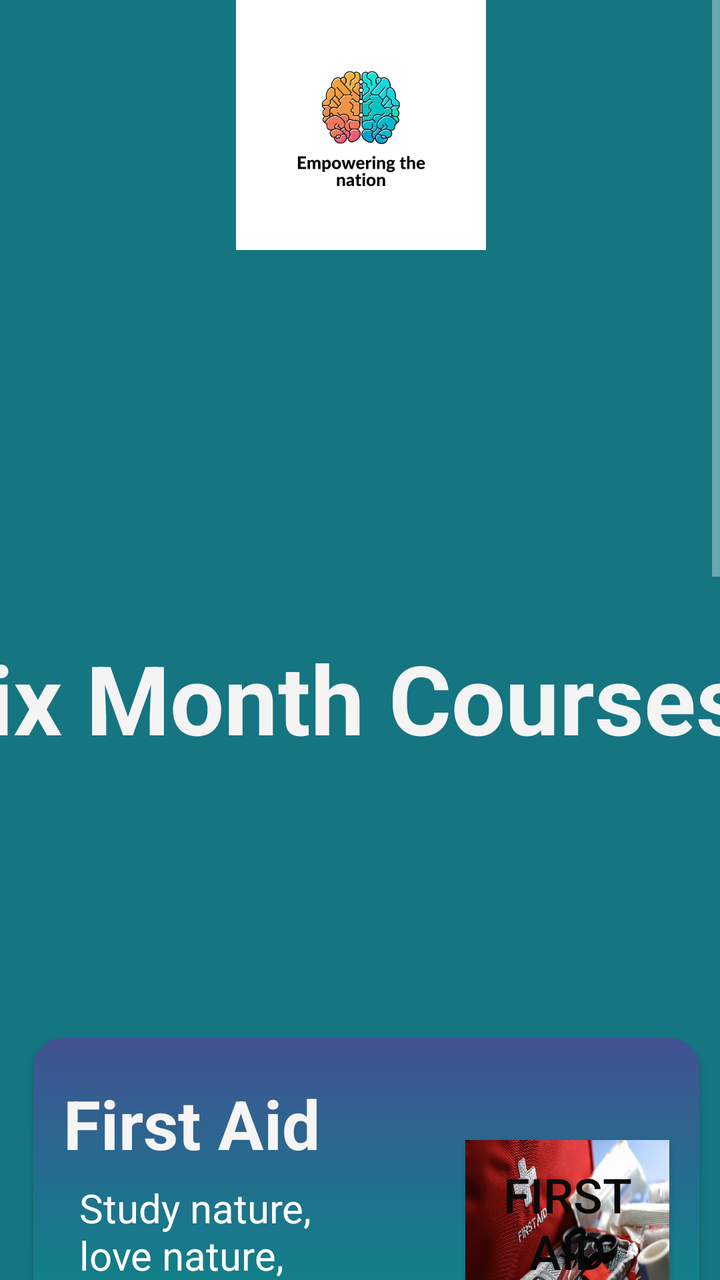
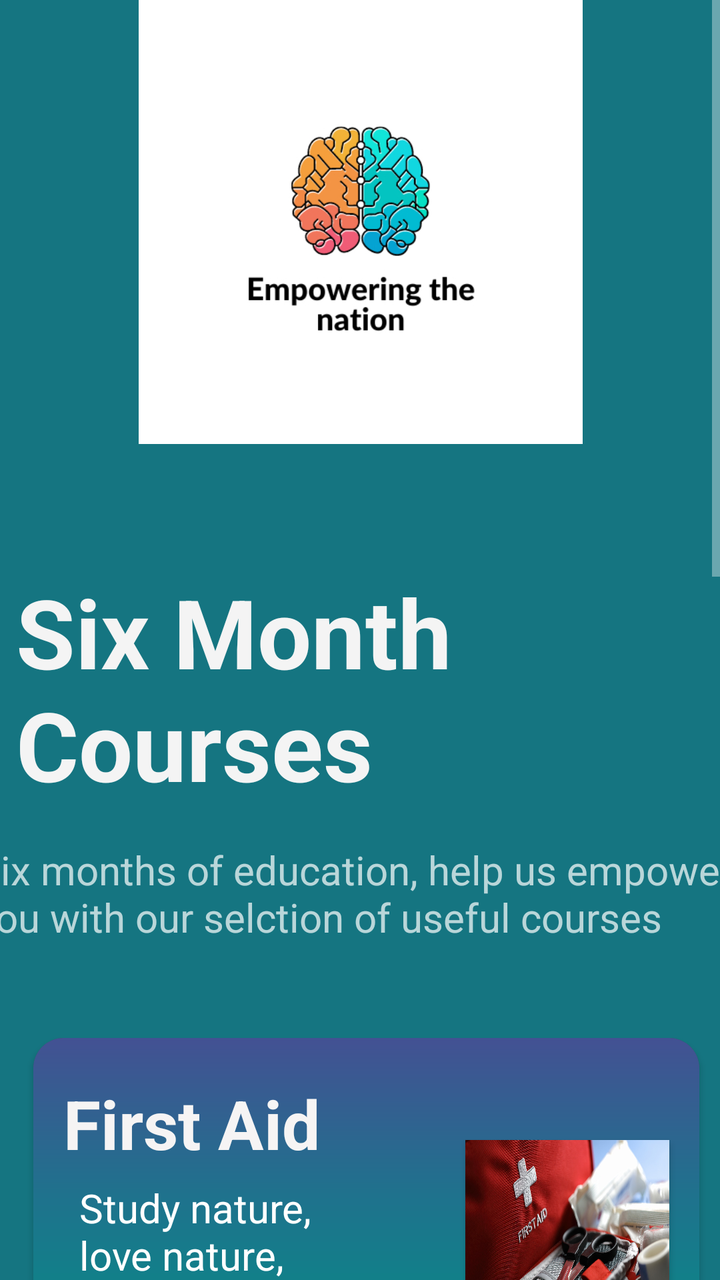

Screens rendered from an Android XML layout before and after an edit, with the pre-edit source and the edit as a unified diff.
<!-- AndroidManifest.xml: application theme Theme.AppCompat -->
<!-- res/layout/fragment_six_month_courses.xml -->
<?xml version="1.0" encoding="utf-8"?>
<ScrollView xmlns:android="http://schemas.android.com/apk/res/android"
    xmlns:app="http://schemas.android.com/apk/res-auto"
    xmlns:tools="http://schemas.android.com/tools"
    android:id="@+id/ScrollViewMonths"
    android:layout_width="match_parent"
    android:layout_height="match_parent">

    <FrameLayout
        android:layout_width="match_parent"
        android:layout_height="match_parent"
        android:background="#157581">

        <androidx.constraintlayout.widget.ConstraintLayout
            android:layout_width="match_parent"
            android:layout_height="1420dp"
            android:background="#157581"
            tools:context=".SixMonthCoursesFragment">


            <TextView
                android:id="@+id/textView"
                android:layout_width="413dp"
                android:layout_height="122dp"
                android:background="#157581"
                android:text="Six Month Courses"
                android:textColor="#F4F4F4"
                android:textSize="48sp"
                android:textStyle="bold"
                app:layout_constraintBottom_toBottomOf="parent"
                app:layout_constraintEnd_toEndOf="parent"
                app:layout_constraintHorizontal_bias="0.683"
                app:layout_constraintStart_toStartOf="parent"
                app:layout_constraintTop_toTopOf="parent"
                app:layout_constraintVertical_bias="0.244" />

            <ImageView
                android:id="@+id/imageView"
                android:layout_width="427dp"
                android:layout_height="125dp"
                app:layout_constraintEnd_toEndOf="parent"
                app:layout_constraintStart_toStartOf="parent"
                app:layout_constraintTop_toTopOf="parent"
                app:srcCompat="@drawable/thumbnail_img_7280" />


            <androidx.cardview.widget.CardView
                android:id="@+id/cardView"
                android:layout_width="333dp"
                android:layout_height="157dp"
                app:cardCornerRadius="15dp"
                app:cardPreventCornerOverlap="true"
                app:layout_constraintBottom_toBottomOf="parent"
                app:layout_constraintEnd_toEndOf="parent"
                app:layout_constraintHorizontal_bias="0.636"
                app:layout_constraintStart_toStartOf="parent"
                app:layout_constraintTop_toTopOf="parent"
                app:layout_constraintVertical_bias="0.792">


                <RelativeLayout
                    android:id="@+id/relativeLayout"
                    android:layout_width="match_parent"
                    android:layout_height="match_parent"
                    android:background="@drawable/grasient_drawable"
                    android:minHeight="100dp"
                    android:padding="10dp"
                    app:layout_constraintEnd_toEndOf="@+id/cardView"
                    app:layout_constraintStart_toStartOf="@+id/cardView"
                    app:layout_constraintTop_toTopOf="@+id/cardView">

                    <TextView
                        android:id="@+id/textViewSub1Title"
                        android:layout_width="270dp"
                        android:layout_height="70dp"
                        android:layout_alignParentStart="true"
                        android:layout_alignParentEnd="true"
                        android:layout_marginStart="5dp"
                        android:layout_marginEnd="107dp"
                        android:text="Life Skills"
                        android:textColor="#F6F4F4"
                        android:textSize="34sp"
                        android:textStyle="bold" />

                    <TextView
                        android:layout_width="168dp"
                        android:layout_height="83dp"
                        android:layout_below="@id/textViewSub1Title"
                        android:layout_alignParentStart="true"
                        android:layout_alignParentEnd="true"
                        android:layout_alignParentBottom="true"
                        android:layout_marginStart="4dp"
                        android:layout_marginTop="-7dp"
                        android:layout_marginEnd="151dp"
                        android:layout_marginBottom="0dp"
                        android:text="Study nature, love nature,\nclose to nature"
                        android:textColor="#FFFFFF"
                        android:textSize="20sp" />

                    <Button
                        android:id="@+id/button"
                        android:layout_width="112dp"
                        android:layout_height="104dp"
                        android:layout_alignParentStart="true"
                        android:layout_alignParentTop="true"
                        android:layout_alignParentEnd="true"
                        android:layout_alignParentBottom="true"
                        android:layout_marginStart="210dp"
                        android:layout_marginTop="28dp"
                        android:layout_marginEnd="1dp"
                        android:layout_marginBottom="15dp"
                        android:background="@drawable/img_7273"
                        android:text="Life Skills"
                        android:textColor="#090909"
                        android:textSize="24sp" />

                </RelativeLayout>


            </androidx.cardview.widget.CardView>

            <androidx.cardview.widget.CardView
                android:id="@+id/cardView2"
                android:layout_width="333dp"
                android:layout_height="157dp"
                app:cardCornerRadius="15dp"
                app:cardPreventCornerOverlap="true"
                app:layout_constraintBottom_toBottomOf="parent"
                app:layout_constraintEnd_toEndOf="parent"
                app:layout_constraintHorizontal_bias="0.627"
                app:layout_constraintStart_toStartOf="parent"
                app:layout_constraintTop_toTopOf="parent"
                app:layout_constraintVertical_bias="0.607">

                <RelativeLayout
                    android:id="@+id/relativeLayout2"
                    android:layout_width="match_parent"
                    android:layout_height="match_parent"
                    android:background="@drawable/grasient_drawable"
                    android:minHeight="100dp"
                    android:padding="10dp"
                    app:layout_constraintEnd_toEndOf="@+id/cardView2"
                    app:layout_constraintStart_toStartOf="@+id/cardView2"
                    app:layout_constraintTop_toTopOf="@+id/cardView">

                    <TextView
                        android:id="@+id/textViewSub1Title2"
                        android:layout_width="246dp"
                        android:layout_height="64dp"
                        android:layout_alignParentStart="true"
                        android:layout_alignParentEnd="true"
                        android:layout_marginStart="5dp"
                        android:layout_marginEnd="145dp"
                        android:text="Sewing"
                        android:textColor="#F6F4F4"
                        android:textSize="34sp"
                        android:textStyle="bold" />

                    <TextView
                        android:layout_width="150dp"
                        android:layout_height="99dp"
                        android:layout_below="@id/textViewSub1Title2"
                        android:layout_alignParentStart="true"
                        android:layout_alignParentEnd="true"
                        android:layout_alignParentBottom="true"
                        android:layout_marginStart="8dp"
                        android:layout_marginTop="0dp"
                        android:layout_marginEnd="160dp"
                        android:layout_marginBottom="0dp"
                        android:text="Study nature, love nature,\nclose to nature"
                        android:textColor="#FFFFFF"
                        android:textSize="20sp" />

                    <Button
                        android:id="@+id/button9"
                        android:layout_width="106dp"
                        android:layout_height="104dp"
                        android:layout_alignParentTop="true"
                        android:layout_alignParentEnd="true"
                        android:layout_alignParentBottom="true"
                        android:layout_marginTop="33dp"
                        android:layout_marginEnd="10dp"
                        android:layout_marginBottom="10dp"
                        android:background="@drawable/img_7272"
                        android:text="Sewing"
                        android:textColor="#090909"
                        android:textSize="24sp" />


                </RelativeLayout>


            </androidx.cardview.widget.CardView>

            <androidx.cardview.widget.CardView
                android:id="@+id/cardView3"
                android:layout_width="333dp"
                android:layout_height="157dp"
                app:cardCornerRadius="15dp"
                app:cardPreventCornerOverlap="true"
                app:layout_constraintBottom_toBottomOf="parent"
                app:layout_constraintEnd_toEndOf="parent"
                app:layout_constraintHorizontal_bias="0.62"
                app:layout_constraintStart_toStartOf="parent"
                app:layout_constraintTop_toTopOf="parent"
                app:layout_constraintVertical_bias="0.411">

                <RelativeLayout
                    android:id="@+id/relativeLayout3"
                    android:layout_width="match_parent"
                    android:layout_height="match_parent"
                    android:background="@drawable/grasient_drawable"
                    android:minHeight="100dp"
                    android:padding="10dp"
                    app:layout_constraintEnd_toEndOf="@+id/cardView3"
                    app:layout_constraintStart_toStartOf="@+id/cardView3"
                    app:layout_constraintTop_toTopOf="@+id/cardView3">

                    <TextView
                        android:id="@+id/textViewSub1Title3"
                        android:layout_width="249dp"
                        android:layout_height="68dp"
                        android:layout_alignParentStart="true"
                        android:layout_alignParentTop="true"
                        android:layout_alignParentEnd="true"
                        android:layout_marginStart="5dp"
                        android:layout_marginTop="10dp"
                        android:layout_marginEnd="138dp"
                        android:text="First Aid"
                        android:textColor="#F6F4F4"
                        android:textSize="34sp"
                        android:textStyle="bold" />

                    <TextView
                        android:layout_width="156dp"
                        android:layout_height="86dp"
                        android:layout_below="@id/textViewSub1Title3"
                        android:layout_alignParentStart="true"
                        android:layout_alignParentEnd="true"
                        android:layout_alignParentBottom="true"
                        android:layout_marginStart="13dp"
                        android:layout_marginTop="-17dp"
                        android:layout_marginEnd="154dp"
                        android:layout_marginBottom="0dp"
                        android:text="Study nature, love nature,\nclose to nature"
                        android:textColor="#FFFFFF"
                        android:textSize="20sp" />

                    <Button
                        android:id="@+id/button8"
                        android:layout_width="112dp"
                        android:layout_height="93dp"
                        android:layout_alignParentStart="true"
                        android:layout_alignParentTop="true"
                        android:layout_alignParentEnd="true"
                        android:layout_alignParentBottom="true"
                        android:layout_marginStart="206dp"
                        android:layout_marginTop="41dp"
                        android:layout_marginEnd="5dp"
                        android:layout_marginBottom="13dp"
                        android:background="@drawable/img_7279"
                        android:text="First Aid"
                        android:textColor="#090909"
                        android:textSize="24sp" />


                </RelativeLayout>


            </androidx.cardview.widget.CardView>


            <androidx.cardview.widget.CardView
                android:id="@+id/cardView4"
                android:layout_width="333dp"
                android:layout_height="157dp"
                app:cardCornerRadius="15dp"
                app:cardPreventCornerOverlap="true"
                app:layout_constraintBottom_toBottomOf="parent"
                app:layout_constraintEnd_toEndOf="parent"
                app:layout_constraintHorizontal_bias="0.655"
                app:layout_constraintStart_toStartOf="parent"
                app:layout_constraintTop_toTopOf="parent"
                app:layout_constraintVertical_bias="0.97">

                <RelativeLayout
                    android:id="@+id/relativeLayout4"
                    android:layout_width="match_parent"
                    android:layout_height="match_parent"
                    android:background="@drawable/grasient_drawable"
                    android:minHeight="100dp"
                    android:padding="10dp"
                    app:layout_constraintEnd_toEndOf="@+id/cardView4"
                    app:layout_constraintStart_toStartOf="@+id/cardView4"
                    app:layout_constraintTop_toTopOf="@+id/cardView">

                    <TextView
                        android:id="@+id/textViewSub1Title4"
                        android:layout_width="229dp"
                        android:layout_height="60dp"
                        android:layout_alignParentStart="true"
                        android:layout_alignParentEnd="true"
                        android:layout_marginStart="5dp"
                        android:layout_marginEnd="89dp"
                        android:text="Landscaping"
                        android:textColor="#F6F4F4"
                        android:textSize="34sp"
                        android:textStyle="bold" />

                    <TextView
                        android:layout_width="211dp"
                        android:layout_height="91dp"
                        android:layout_below="@id/textViewSub1Title4"
                        android:layout_alignParentStart="true"
                        android:layout_alignParentEnd="true"
                        android:layout_alignParentBottom="true"
                        android:layout_marginStart="4dp"
                        android:layout_marginTop="-6dp"
                        android:layout_marginEnd="108dp"
                        android:layout_marginBottom="0dp"
                        android:text="Study nature, love nature,\nclose to nature"
                        android:textColor="#FFFFFF"
                        android:textSize="20sp" />

                    <Button
                        android:id="@+id/button7"
                        android:layout_width="104dp"
                        android:layout_height="79dp"
                        android:layout_alignParentStart="true"
                        android:layout_alignParentTop="true"
                        android:layout_alignParentEnd="true"
                        android:layout_alignParentBottom="true"
                        android:layout_marginStart="219dp"
                        android:layout_marginTop="44dp"
                        android:layout_marginEnd="0dp"
                        android:layout_marginBottom="24dp"
                        android:background="@drawable/img_7274"
                        android:text="Landscaping"
                        android:textColor="#090909"
                        android:textSize="24sp" />


                </RelativeLayout>


            </androidx.cardview.widget.CardView>


        </androidx.constraintlayout.widget.ConstraintLayout>
    </FrameLayout>
</ScrollView>
<!-- resources referenced by this layout -->
<resources>
  <!-- drawable grasient_drawable (drawable) -->
  <?xml version="1.0" encoding="utf-8"?>
  <shape
      android:shape = "rectangle"
      xmlns:android = "http://schemas.android.com/apk/res/android" >
  
      <gradient
          android:startColor = "#068b86"
          android:centerColor = "#1f728d"
          android:endColor = "#435193"
          android:angle = "90"
          android:type = "linear" />
  </shape>
  <!-- drawable img_7272: jpeg bitmap (drawable, 145504 bytes) -->
  <!-- drawable img_7273: jpeg bitmap (drawable, 78334 bytes) -->
  <!-- drawable img_7274: jpeg bitmap (drawable, 847390 bytes) -->
  <!-- drawable img_7279: jpeg bitmap (drawable, 172258 bytes) -->
  <!-- drawable thumbnail_img_7280: jpg bitmap (drawable, 73812 bytes) -->
</resources>

<!-- the commit's change to res/layout/fragment_six_month_courses.xml (unified diff, before → after) -->
@@ -20,8 +20,8 @@
 
             <TextView
                 android:id="@+id/textView"
-                android:layout_width="413dp"
-                android:layout_height="122dp"
+                android:layout_width="352dp"
+                android:layout_height="113dp"
                 android:background="#157581"
                 android:text="Six Month Courses"
                 android:textColor="#F4F4F4"
@@ -29,15 +29,15 @@
                 android:textStyle="bold"
                 app:layout_constraintBottom_toBottomOf="parent"
                 app:layout_constraintEnd_toEndOf="parent"
-                app:layout_constraintHorizontal_bias="0.683"
-                app:layout_constraintStart_toStartOf="parent"
-                app:layout_constraintTop_toTopOf="parent"
-                app:layout_constraintVertical_bias="0.244" />
+                app:layout_constraintHorizontal_bias="1.0"
+                app:layout_constraintStart_toStartOf="parent"
+                app:layout_constraintTop_toTopOf="parent"
+                app:layout_constraintVertical_bias="0.217" />
 
             <ImageView
                 android:id="@+id/imageView"
-                android:layout_width="427dp"
-                android:layout_height="125dp"
+                android:layout_width="420dp"
+                android:layout_height="222dp"
                 app:layout_constraintEnd_toEndOf="parent"
                 app:layout_constraintStart_toStartOf="parent"
                 app:layout_constraintTop_toTopOf="parent"
@@ -110,7 +110,6 @@
                         android:layout_marginEnd="1dp"
                         android:layout_marginBottom="15dp"
                         android:background="@drawable/img_7273"
-                        android:text="Life Skills"
                         android:textColor="#090909"
                         android:textSize="24sp" />
 
@@ -182,7 +181,6 @@
                         android:layout_marginEnd="10dp"
                         android:layout_marginBottom="10dp"
                         android:background="@drawable/img_7272"
-                        android:text="Sewing"
                         android:textColor="#090909"
                         android:textSize="24sp" />
 
@@ -259,7 +257,6 @@
                         android:layout_marginEnd="5dp"
                         android:layout_marginBottom="13dp"
                         android:background="@drawable/img_7279"
-                        android:text="First Aid"
                         android:textColor="#090909"
                         android:textSize="24sp" />
 
@@ -335,7 +332,6 @@
                         android:layout_marginEnd="0dp"
                         android:layout_marginBottom="24dp"
                         android:background="@drawable/img_7274"
-                        android:text="Landscaping"
                         android:textColor="#090909"
                         android:textSize="24sp" />
 
@@ -344,6 +340,19 @@
 
 
             </androidx.cardview.widget.CardView>
+
+            <TextView
+                android:id="@+id/textView2"
+                android:layout_width="382dp"
+                android:layout_height="82dp"
+                android:text="Six months of education, help us empower you with our selction of useful courses "
+                android:textSize="20sp"
+                app:layout_constraintBottom_toBottomOf="parent"
+                app:layout_constraintEnd_toEndOf="parent"
+                app:layout_constraintHorizontal_bias="0.555"
+                app:layout_constraintStart_toStartOf="parent"
+                app:layout_constraintTop_toTopOf="parent"
+                app:layout_constraintVertical_bias="0.315" />
 
 
         </androidx.constraintlayout.widget.ConstraintLayout>
